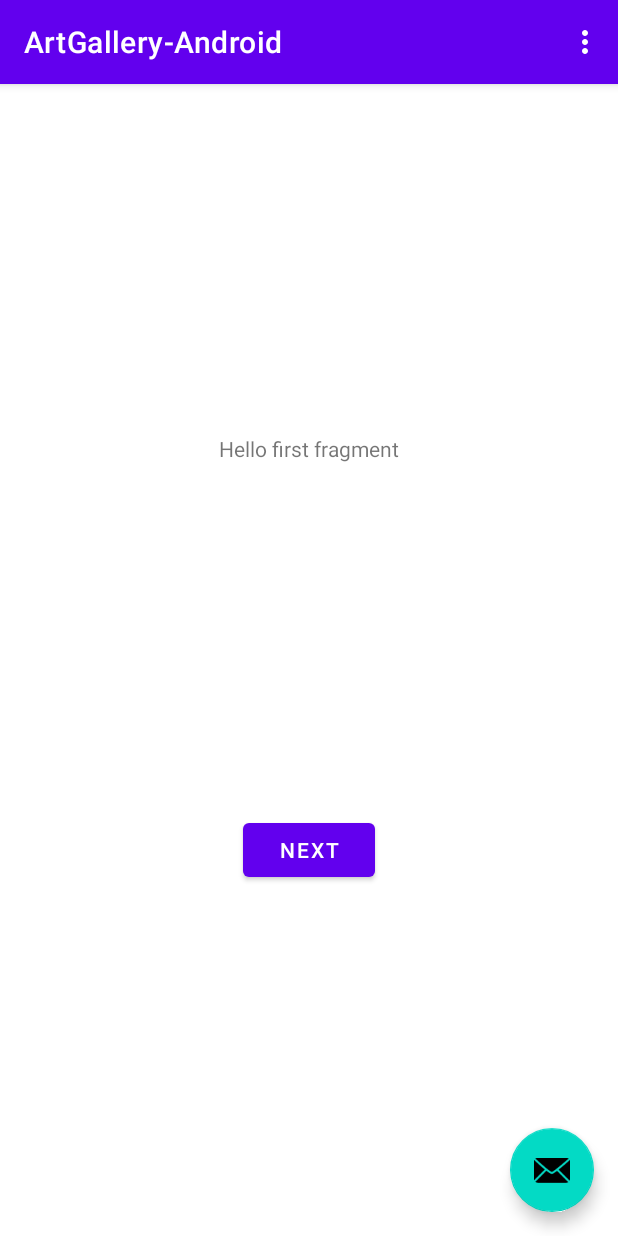
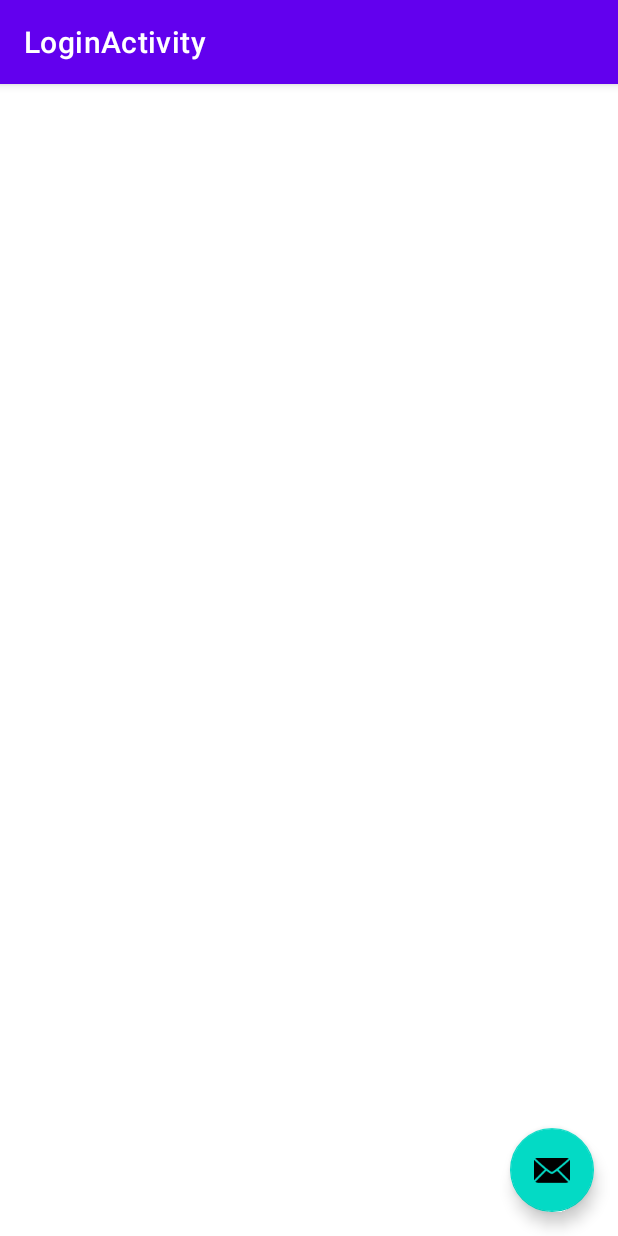
Before and after one commit to McGill-ECSE321-Fall2020/project-group-06, an Android app: the screen it shows after launch (MainActivity before the commit, LoginActivity after it), on a phone screen of 412 x 824 dp. Run offline under Robolectric (Android 15) with nearby library versions, the phone set to English and light mode, and no system bars.

Commit message:
Actual files, dont know why they werent added before

```diff
--- /dev/null
+++ b/ArtGallery-Android/app/src/main/java/com/example/artgallery_android/LoginActivity.java
@@ -0,0 +1,31 @@
+package com.example.artgallery_android;
+
+import android.os.Bundle;
+
+import com.google.android.material.floatingactionbutton.FloatingActionButton;
+import com.google.android.material.snackbar.Snackbar;
+
+import androidx.appcompat.app.AppCompatActivity;
+import androidx.appcompat.widget.Toolbar;
+
+import android.view.View;
+
+public class LoginActivity extends AppCompatActivity {
+
+    @Override
+    protected void onCreate(Bundle savedInstanceState) {
+        super.onCreate(savedInstanceState);
+        setContentView(R.layout.activity_login);
+        Toolbar toolbar = findViewById(R.id.toolbar);
+        setSupportActionBar(toolbar);
+
+        FloatingActionButton fab = findViewById(R.id.fab);
+        fab.setOnClickListener(new View.OnClickListener() {
+            @Override
+            public void onClick(View view) {
+                Snackbar.make(view, "Replace with your own action", Snackbar.LENGTH_LONG)
+                        .setAction("Action", null).show();
+            }
+        });
+    }
+}
--- /dev/null
+++ b/ArtGallery-Android/app/src/main/res/layout/activity_login.xml
@@ -0,0 +1,33 @@
+<?xml version="1.0" encoding="utf-8"?>
+<androidx.coordinatorlayout.widget.CoordinatorLayout xmlns:android="http://schemas.android.com/apk/res/android"
+    xmlns:app="http://schemas.android.com/apk/res-auto"
+    xmlns:tools="http://schemas.android.com/tools"
+    android:layout_width="match_parent"
+    android:layout_height="match_parent"
+    tools:context=".LoginActivity">
+
+    <com.google.android.material.appbar.AppBarLayout
+        android:layout_width="match_parent"
+        android:layout_height="wrap_content"
+        android:theme="@style/Theme.ArtGalleryAndroid.AppBarOverlay">
+
+        <androidx.appcompat.widget.Toolbar
+            android:id="@+id/toolbar"
+            android:layout_width="match_parent"
+            android:layout_height="?attr/actionBarSize"
+            android:background="?attr/colorPrimary"
+            app:popupTheme="@style/Theme.ArtGalleryAndroid.PopupOverlay" />
+
+    </com.google.android.material.appbar.AppBarLayout>
+
+    <include layout="@layout/content_login" />
+
+    <com.google.android.material.floatingactionbutton.FloatingActionButton
+        android:id="@+id/fab"
+        android:layout_width="wrap_content"
+        android:layout_height="wrap_content"
+        android:layout_gravity="bottom|end"
+        android:layout_margin="@dimen/fab_margin"
+        app:srcCompat="@android:drawable/ic_dialog_email" />
+
+</androidx.coordinatorlayout.widget.CoordinatorLayout>
--- /dev/null
+++ b/ArtGallery-Android/app/src/main/res/layout/content_login.xml
@@ -0,0 +1,6 @@
+<?xml version="1.0" encoding="utf-8"?>
+<androidx.constraintlayout.widget.ConstraintLayout xmlns:android="http://schemas.android.com/apk/res/android"
+    xmlns:app="http://schemas.android.com/apk/res-auto"
+    android:layout_width="match_parent"
+    android:layout_height="match_parent"
+    app:layout_behavior="@string/appbar_scrolling_view_behavior"></androidx.constraintlayout.widget.ConstraintLayout>
--- a/ArtGallery-Android/app/src/main/res/values/strings.xml
+++ b/ArtGallery-Android/app/src/main/res/values/strings.xml
@@ -9,4 +9,5 @@
 
     <string name="hello_first_fragment">Hello first fragment</string>
     <string name="hello_second_fragment">Hello second fragment. Arg: %1$s</string>
+    <string name="title_activity_login">LoginActivity</string>
 </resources>
```
Also changed, not shown: ArtGallery-Android/app/src/main/AndroidManifest.xml (+11 -1 lines), ArtGallery-Android/app/src/main/java/com/example/artgallery_android/First2Fragment.java (added, +34 -0 lines), ArtGallery-Android/app/src/main/java/com/example/artgallery_android/Second2Fragment.java (added, +34 -0 lines), ArtGallery-Android/app/src/main/res/layout/fragment_first2.xml (added, +28 -0 lines), ArtGallery-Android/app/src/main/res/layout/fragment_second2.xml (added, +27 -0 lines), ArtGallery-Android/app/src/main/res/navigation/nav_graph.xml (+20 -0 lines).
